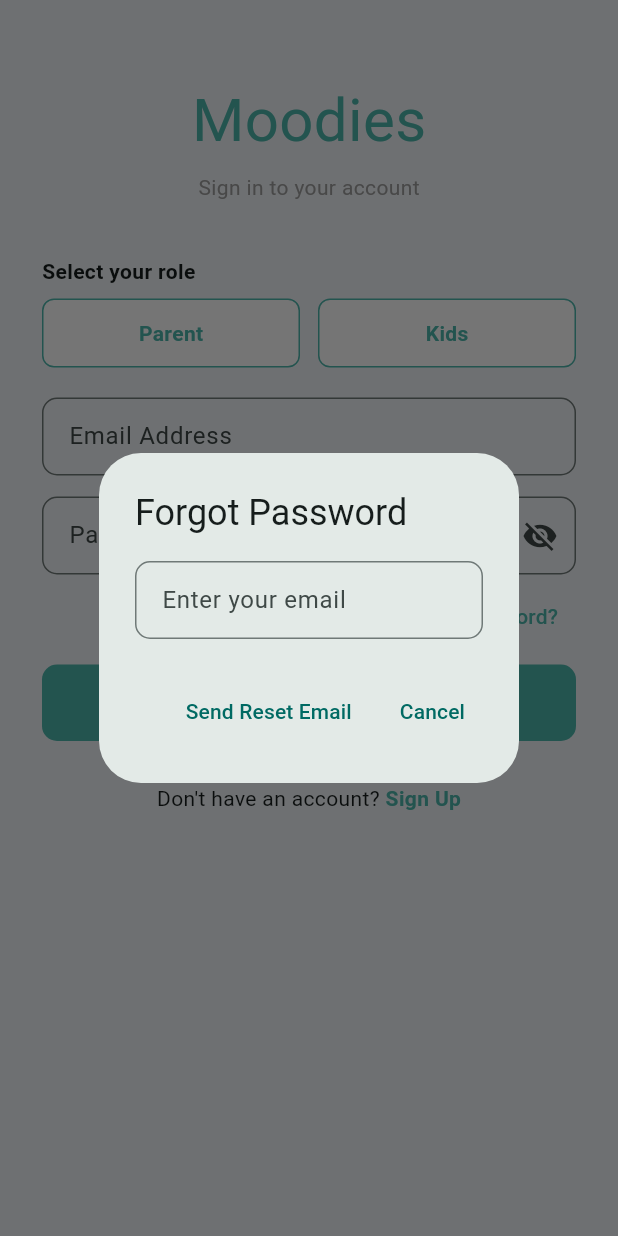
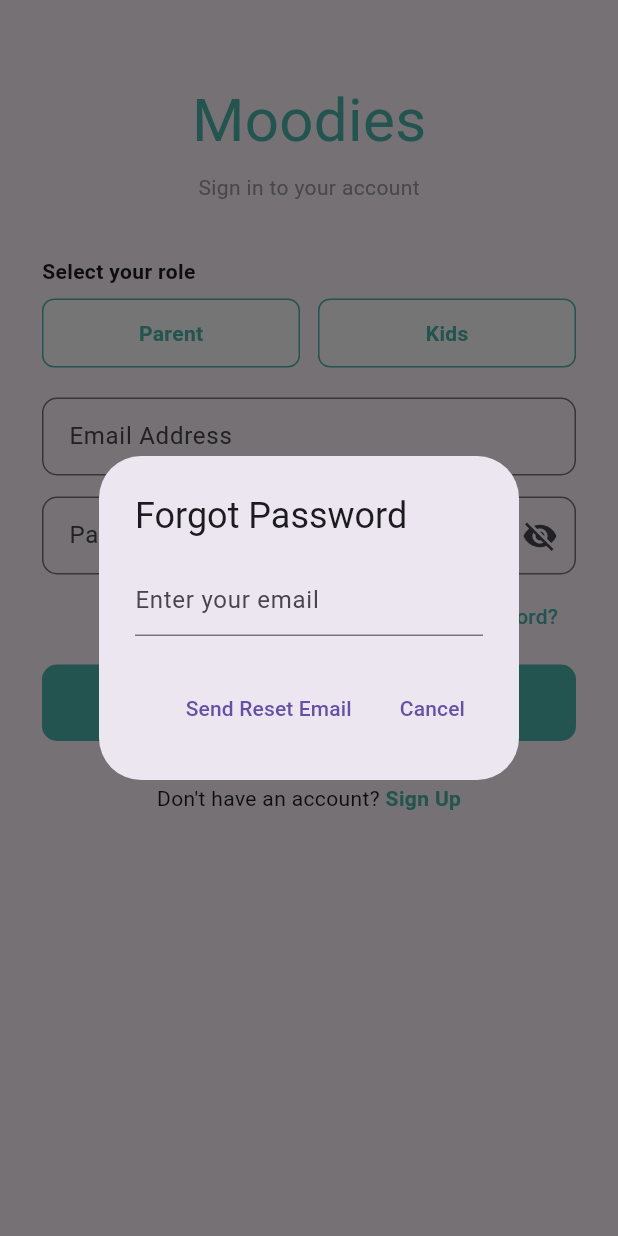
Before and after one commit to muzammilmodan/MoodiesFlutterApp, a Flutter app: the screen it shows after launch, after a tap on "Forgot Password?", on a phone screen of 412 x 824 dp. Run offline on Flutter 3.47's test engine with Material 3 defaults, Android fonts, the phone set to English and light mode, and no system bars; our stand-ins replace cloud_firestore, firebase_auth, firebase_core, shared_preferences; accounts and stored records are empty; Roboto replaces fonts that are missing (ChocoCooky).

Commit message:
setup main code

```diff
--- a/lib/main.dart
+++ b/lib/main.dart
@@ -16,26 +16,10 @@ class MoodiesApp extends StatelessWidget {
 
   @override
   Widget build(BuildContext context) {
-    return MaterialApp(
+    return const MaterialApp(
       title: 'Moodies',
       debugShowCheckedModeBanner: false,
-      theme: ThemeData(
-        colorScheme: ColorScheme.fromSeed(seedColor: kAppBg),
-        scaffoldBackgroundColor: const Color(0xFFF0F4F8),
-        useMaterial3: true,
-        appBarTheme: const AppBarTheme(
-          backgroundColor: kAppBg,
-          foregroundColor: Colors.white,
-          elevation: 0,
-          centerTitle: true,
-        ),
-        inputDecorationTheme: InputDecorationTheme(
-          border: OutlineInputBorder(borderRadius: BorderRadius.circular(10)),
-          contentPadding:
-              const EdgeInsets.symmetric(horizontal: 14, vertical: 14),
-        ),
-      ),
-      home: const SplashScreen(),
+      home: SplashScreen(),
     );
   }
 }
--- a/lib/models/models.dart
+++ b/lib/models/models.dart
@@ -10,7 +10,7 @@ class UserModel {
   final String email;
   final String role;       // 'parent' | 'kides'
   final int    isChild;    // 0=parent, 1=kids
-  final String code;       // unique child linking code
+  final String myCode;       // unique child linking code
   final String parentEmail;
 
   UserModel({
@@ -19,7 +19,7 @@ class UserModel {
     required this.email,
     required this.role,
     required this.isChild,
-    required this.code,
+    required this.myCode,
     required this.parentEmail,
   });
 
@@ -29,7 +29,7 @@ class UserModel {
     email:       m['email']        ?? '',
     role:        m['role']         ?? '',
     isChild:     m['is_child']     ?? 0,
-    code:        m['code']         ?? '',
+    myCode:        m['code']         ?? '',
     parentEmail: m['parent_email'] ?? '',
   );
 
@@ -38,7 +38,7 @@ class UserModel {
     'email':        email,
     'role':         role,
     'is_child':     isChild,
-    'code':         code,
+    'code':         myCode,
     'parent_email': parentEmail,
     'created_at':   FieldValue.serverTimestamp(),
   };
--- a/lib/screens/splash_screen.dart
+++ b/lib/screens/splash_screen.dart
@@ -27,7 +27,7 @@ class _SplashScreenState extends State<SplashScreen> {
 
   Future<void> _navigate() async {
     await Future.delayed(
-        Duration(milliseconds: AppConstants.splashTimeout));
+        const Duration(milliseconds: AppConstants.splashTimeout));
     if (!mounted) return;
 
     // Firebase Auth persists login across app restarts automatically
@@ -60,40 +60,50 @@ class _SplashScreenState extends State<SplashScreen> {
   @override
   Widget build(BuildContext context) {
     return Scaffold(
-      body: Container(
-        decoration: const BoxDecoration(
-          image: DecorationImage(
-            image: AssetImage('assets/images/moodies_splash.jpg'),
+      body: Stack(
+        children: [
+          /// 🔥 Full screen background image
+          SizedBox.expand(
+            child: Image.asset(
+              'assets/images/moodies_splash.jpg',
               fit: BoxFit.cover,
             ),
           ),
+
+          /// 🔥 Optional dark overlay for better text visibility
+          // Container(
+          //   color: Colors.black.withOpacity(0.3),
+          // ),
+
+          /// 🔥 Bottom content
+          Align(
+            alignment: Alignment.bottomCenter,
+            child: Padding(
+              padding: const EdgeInsets.only(bottom: 0),
               child: Container(
-          color: Colors.black.withOpacity(0.35),
-          child: Column(
-            mainAxisAlignment: MainAxisAlignment.center,
+                width: MediaQuery.of(context).size.width,
+                color: Colors.black12,
+                child: const Column(
+                  mainAxisSize: MainAxisSize.min,
                   children: [
-              const Spacer(),
+                    SizedBox(height: 24),
                     Text(
-                'Moodies',
+                      'Kids Mood Tracker',
                       style: TextStyle(
-                  fontFamily: 'ChocoCooky',
-                  fontSize: 48,
-                  color: Colors.white,
-                  shadows: [Shadow(blurRadius: 12, color: Colors.black54)],
+                        color: Color(0xFFAB47BC),
+                        fontSize: 16,
                       ),
                     ),
-              const SizedBox(height: 12),
-              const Text(
-                'Kids Mood Tracker',
-                style: TextStyle(color: Colors.white70, fontSize: 16),
-              ),
-              const Spacer(),
-              const CircularProgressIndicator(color: Colors.white),
-              const SizedBox(height: 40),
+                    SizedBox(height: 24),
+                    CircularProgressIndicator(color: Color(0xFFAB47BC)),
+                    SizedBox(height: 24),
                   ],
                 ),
               ),
             ),
+          ),
+        ],
+      ),
     );
   }
 }
```
Also changed, not shown: lib/screens/code_for_kids_screen.dart (+11 -0 lines), lib/screens/home_kids_screen.dart (+41 -6 lines), lib/services/firebase_service.dart (+14 -2 lines), 3 other files. Lines whose indentation alone changed are shown as unchanged.
